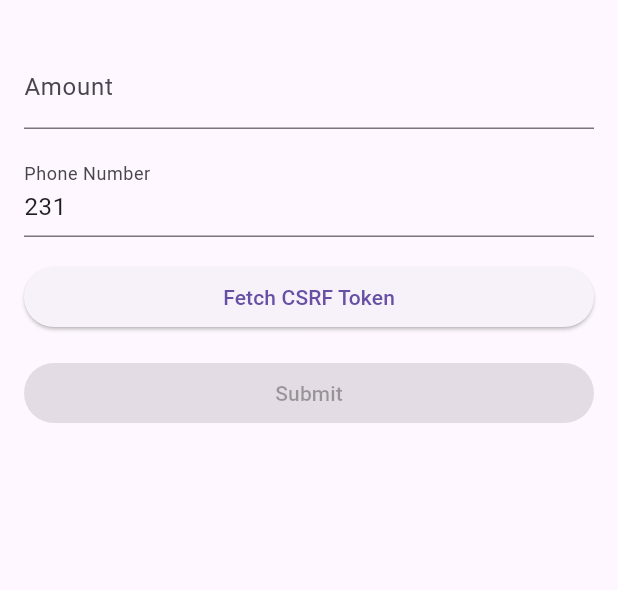
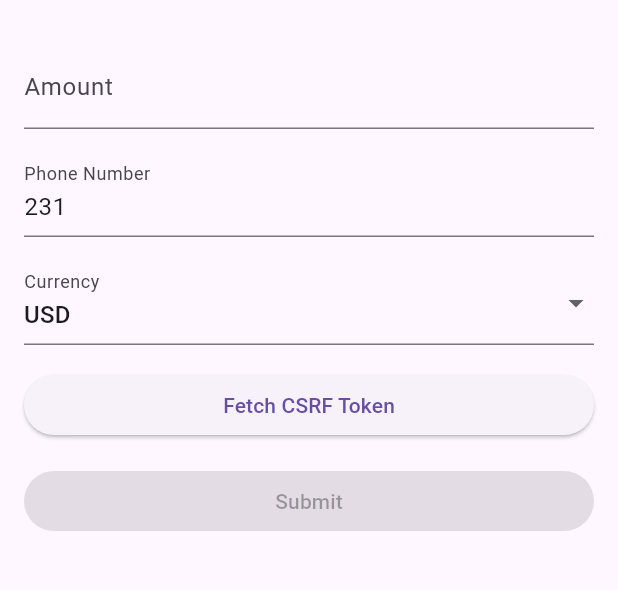
Before and after one commit to jsumbo/test_collections, a Flutter app: the screen it shows after launch, on a phone screen of 412 x 824 dp, the part 63-653 px from its top. Run offline on Flutter 3.47's test engine with Material 3 defaults, Android fonts, the phone set to English and light mode, and no system bars; network calls fail.

Commit message:
Updated main.dart to add currency selection and improve loading state handling

```diff
--- a/lib/main.dart
+++ b/lib/main.dart
@@ -7,7 +7,6 @@ void main() {
   runApp(const MyApp());
 }
 
-/// The root widget of the application.
 class MyApp extends StatelessWidget {
   const MyApp({super.key});
 
@@ -24,7 +23,6 @@ class MyApp extends StatelessWidget {
   }
 }
 
-/// A stateful widget representing the collection page.
 class CollectionPage extends StatefulWidget {
   const CollectionPage({super.key});
 
@@ -37,7 +35,8 @@ class _CollectionPageState extends State<CollectionPage> {
   final _amountController = TextEditingController();
   final _phoneController = TextEditingController();
   String? _csrfToken;
-  bool _isLoading = false;
+  String _selectedCurrency = 'USD'; // Default currency
+  bool _isLoading = false; // New loading state flag
 
   @override
   void initState() {
@@ -53,7 +52,6 @@ class _CollectionPageState extends State<CollectionPage> {
     super.dispose();
   }
 
-  /// Fetches the CSRF token from the server.
   Future<void> _fetchCsrfToken() async {
     const String csrfUrl = 'https://teeket-payments-e225a1f9edcf.herokuapp.com/mtnmo/csrf-token/';
     try {
@@ -77,11 +75,10 @@ class _CollectionPageState extends State<CollectionPage> {
     }
   }
 
-  /// Initiates the collection process by sending a POST request to the server.
   Future<void> _initiateCollection() async {
     if (_formKey.currentState!.validate()) {
       setState(() {
-        _isLoading = true;
+        _isLoading = true; // Start loading
       });
 
       _showWaitingDialog();
@@ -97,12 +94,16 @@ class _CollectionPageState extends State<CollectionPage> {
           body: jsonEncode({
             'amount': _amountController.text,
             'phone': _phoneController.text,
+            'currency': _selectedCurrency, // Send selected currency
           }),
         );
 
         if (response.statusCode == 200) {
-          Navigator.of(context).pop(); // Close the waiting dialog
-          _showSuccessDialog();
+          // Close the waiting dialog and show the success dialog
+          Future.delayed(const Duration(seconds: 5), () {
+            Navigator.of(context).pop(); // Close the waiting dialog
+            _showSuccessDialog();
+          });
         } else {
           throw Exception('Failed to initiate collection');
         }
@@ -112,13 +113,12 @@ class _CollectionPageState extends State<CollectionPage> {
         );
       } finally {
         setState(() {
-          _isLoading = false;
+          _isLoading = false; // Stop loading
         });
       }
     }
   }
 
-  /// Displays a waiting dialog when the submit button is clicked.
   void _showWaitingDialog() {
     showDialog(
       context: context,
@@ -133,28 +133,22 @@ class _CollectionPageState extends State<CollectionPage> {
               ),
               SizedBox(height: 16),
               Text(
-                'To approve, make sure you have enough balance first. If you do not see a popup prompt on your cell phone, Dial *156*1# To approve payment!',
+                'If you do not see a popup prompt on your cell phone, Dial *156*8*2# to approve the payment.',
               ),
             ],
           ),
         );
       },
     );
-
-    // Close the dialog after 8 seconds
-    Future.delayed(const Duration(seconds: 8), () {
-      Navigator.of(context).pop();
-    });
   }
 
-  /// Displays a success dialog when the collection is initiated successfully.
   void _showSuccessDialog() {
     showDialog(
       context: context,
       builder: (BuildContext context) {
         return AlertDialog(
           title: const Text('Success'),
-          content: const Text('Your Payment was successful!'),
+          content: const Text('Payment was successful!'),
           actions: <Widget>[
             TextButton(
               child: const Text('OK'),
@@ -209,6 +203,26 @@ class _CollectionPageState extends State<CollectionPage> {
                 },
               ),
               const SizedBox(height: 16),
+              DropdownButtonFormField<String>(
+                value: _selectedCurrency,
+                decoration: const InputDecoration(labelText: 'Currency'),
+                items: const [
+                  DropdownMenuItem(
+                    value: 'USD',
+                    child: Text('USD'),
+                  ),
+                  DropdownMenuItem(
+                    value: 'LRD',
+                    child: Text('LRD'),
+                  ),
+                ],
+                onChanged: (value) {
+                  setState(() {
+                    _selectedCurrency = value!;
+                  });
+                },
+              ),
+              const SizedBox(height: 16),
               ElevatedButton(
                 onPressed: _fetchCsrfToken,
                 child: const Text('Fetch CSRF Token'),
```
